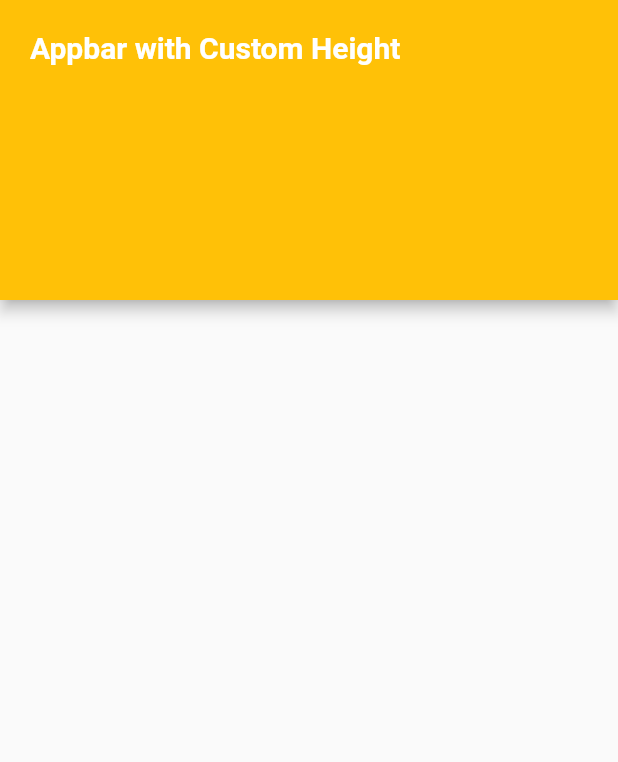
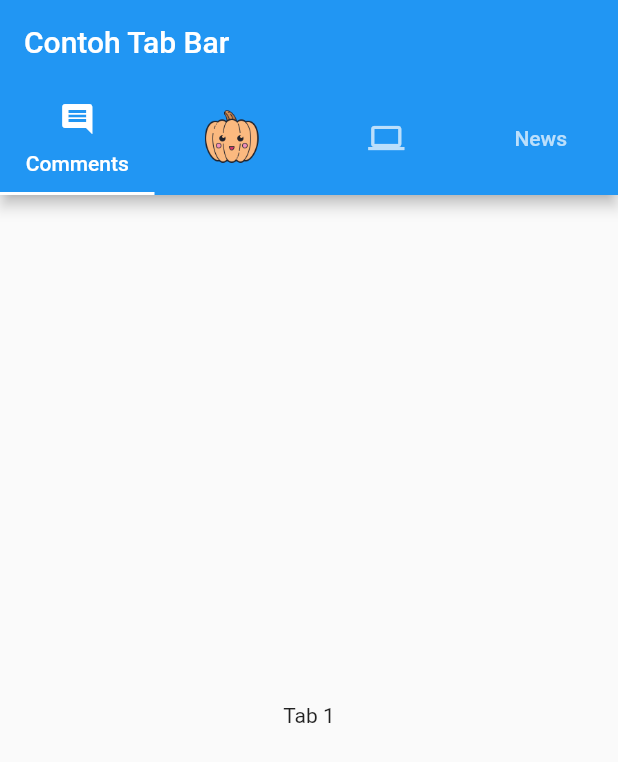
Before and after one commit to abuazis/Flutter-App-Tutorial, a Flutter app: the screen it shows after launch, on a phone screen of 412 x 824 dp. Shown: the top 762 px of the screen. Run offline on Flutter 3.47's test engine with Material 2 defaults, Android fonts, the phone set to English and light mode, and no system bars.

Commit message:
26-tabbar-widget-flutter

```diff
--- a/lib/main.dart
+++ b/lib/main.dart
@@ -6,30 +6,41 @@ class MyApp extends StatelessWidget {
   @override
   Widget build(BuildContext context) {
     return MaterialApp(
-      debugShowCheckedModeBanner: false,
-      home: Scaffold(
-        appBar: PreferredSize(
-          preferredSize: Size.fromHeight(200),
-          child: AppBar(
-            backgroundColor: Colors.amber,
-            flexibleSpace: Positioned(
-              bottom: 0,
-              right: 0,
-              child: Container(
-                margin: EdgeInsets.all(20),
-                child: Text(
-                  "Appbar with Custom Height",
-                  style: TextStyle(
-                    fontSize: 20,
-                    color: Colors.white,
-                    fontWeight: FontWeight.w700
+      home: DefaultTabController(
+        length: 4,
+        child: Scaffold(
+          appBar: AppBar(
+            title: Text("Contoh Tab Bar"),
+            bottom: TabBar(
+              tabs: <Widget>[
+                Tab(
+                  icon: Icon(Icons.comment),
+                  text: "Comments"
+                ),
+                Tab(
+                  child: Image(
+                    image: AssetImage("assets/img/cute-pumpkin.png"),
                   ),
                 ),
-              ),
+                Tab(
+                  icon: Icon(Icons.computer)
+                ),
+                Tab(
+                  text: "News"
+                ),
+              ],
             ),
           ),
+          body: TabBarView(
+            children: <Widget>[
+              Center(child: Text("Tab 1")),
+              Center(child: Text("Tab 2")),
+              Center(child: Text("Tab 3")),
+              Center(child: Text("Tab 4")),
+            ],
+          ),
         ),
-      ),
+      )
     );
   }
 }
--- a/pubspec.yaml
+++ b/pubspec.yaml
@@ -48,6 +48,7 @@ flutter:
     - assets/img/pattern.png
     - assets/img/facebook.png
     - assets/img/twitter.png
+    - assets/img/cute-pumpkin.png
   #   - images/a_dot_ham.jpeg
 
   # An image asset can refer to one or more resolution-specific "variants", see
```
Also changed, not shown: assets/img/cute-pumpkin.png (added).
